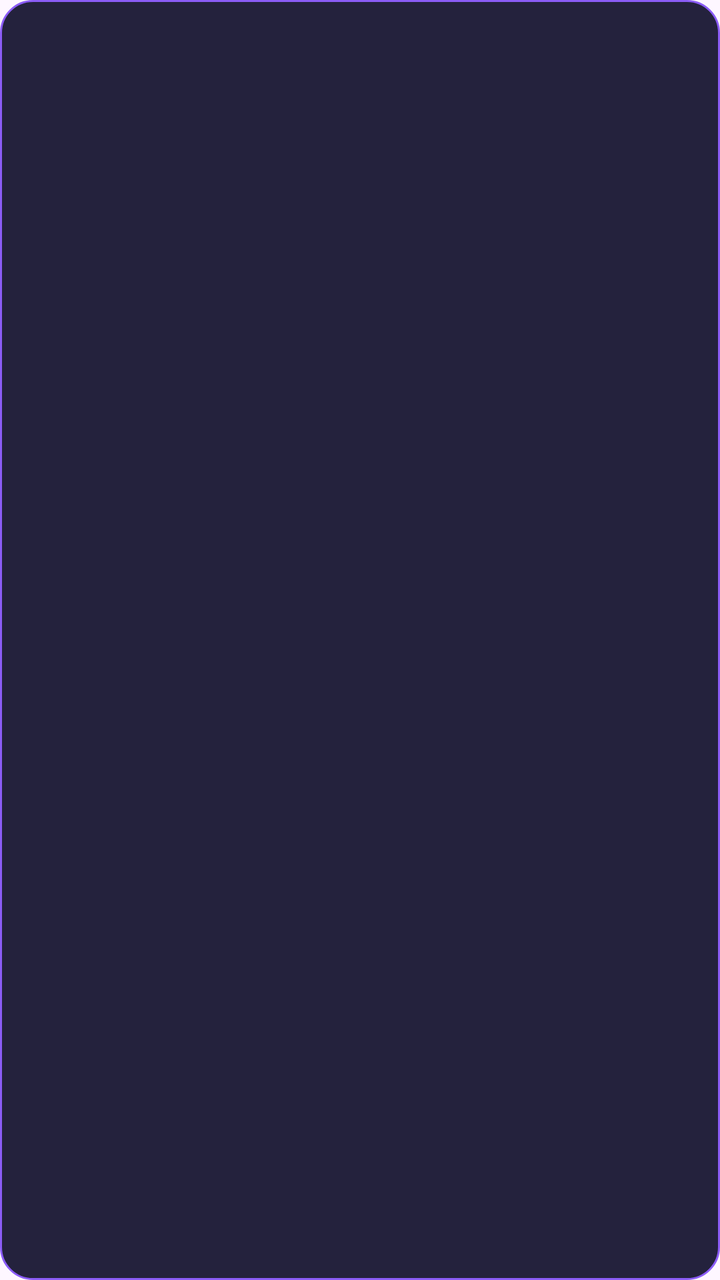
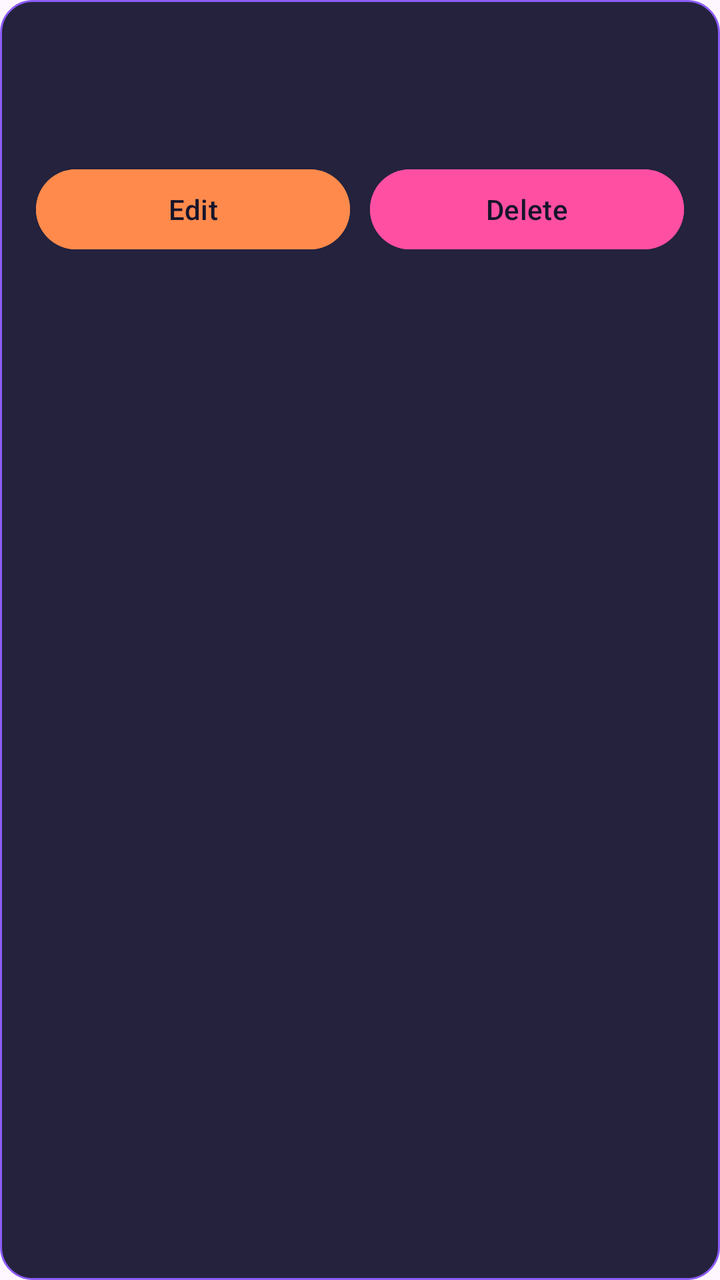

Screens rendered from an Android XML layout before and after an edit, with the pre-edit source and the edit as a unified diff.
<!-- AndroidManifest.xml: application theme Theme.SmartPantryManager -->
<!-- res/layout/item_pantry.xml -->
<?xml version="1.0" encoding="utf-8"?>
<LinearLayout xmlns:android="http://schemas.android.com/apk/res/android"
    android:layout_width="match_parent"
    android:layout_height="wrap_content"
    android:layout_marginBottom="12dp"
    android:background="@drawable/pantry_card_background"
    android:orientation="vertical"
    android:padding="18dp">

    <TextView
        android:id="@+id/textIngredientName"
        android:layout_width="wrap_content"
        android:layout_height="wrap_content"
        android:textColor="@color/off_white"
        android:textSize="18sp"
        android:textStyle="bold" />

    <TextView
        android:id="@+id/textIngredientAmount"
        android:layout_width="wrap_content"
        android:layout_height="wrap_content"
        android:layout_marginTop="6dp"
        android:textColor="@color/cyan"
        android:textSize="15sp" />

</LinearLayout>
<!-- resources referenced by this layout -->
<resources>
  <color name="cyan">#55DDE0</color>
  <color name="off_white">#F7F3F8</color>
  <!-- drawable pantry_card_background (drawable) -->
  <?xml version="1.0" encoding="utf-8"?>
  <shape xmlns:android="http://schemas.android.com/apk/res/android"
      android:shape="rectangle">
  
      <solid android:color="@color/card_navy" />
      <corners android:radius="16dp" />
  
      <stroke
          android:width="1dp"
          android:color="@color/purple" />
  
  </shape>
  <style name="Theme.SmartPantryManager" parent="Theme.Material3.DayNight.NoActionBar">
          <item name="colorPrimary">@color/pink</item>
          <item name="colorSecondary">@color/orange</item>
          <item name="android:statusBarColor">@color/navy</item>
          <item name="android:navigationBarColor">@color/navy</item>
          <item name="android:windowLightStatusBar">false</item>
      </style>
  <color name="card_navy">#24223D</color>
  <color name="purple">#8B5CF6</color>
  <color name="pink">#FF4FA3</color>
  <color name="orange">#FF8A4C</color>
  <color name="navy">#16152B</color>
</resources>

<!-- the commit's change to res/layout/item_pantry.xml (unified diff, before → after) -->
@@ -23,4 +23,33 @@
         android:textColor="@color/cyan"
         android:textSize="15sp" />
 
+    <LinearLayout
+        android:layout_width="match_parent"
+        android:layout_height="wrap_content"
+        android:layout_marginTop="12dp"
+        android:orientation="horizontal">
+
+        <Button
+            android:id="@+id/buttonEdit"
+            android:layout_width="0dp"
+            android:layout_height="wrap_content"
+            android:layout_weight="1"
+            android:backgroundTint="@color/orange"
+            android:text="@string/edit"
+            android:textAllCaps="false"
+            android:textColor="@color/navy" />
+
+        <Button
+            android:id="@+id/buttonDelete"
+            android:layout_width="0dp"
+            android:layout_height="wrap_content"
+            android:layout_marginStart="10dp"
+            android:layout_weight="1"
+            android:backgroundTint="@color/pink"
+            android:text="@string/delete"
+            android:textAllCaps="false"
+            android:textColor="@color/navy" />
+
+    </LinearLayout>
+
 </LinearLayout>
<!-- resource entries referenced after the edit -->
@@ -15,6 +15,8 @@
           android:color="@color/purple" />
   
   </shape>
+  <string name="delete">Delete</string>
+  <string name="edit">Edit</string>
   <style name="Theme.SmartPantryManager" parent="Theme.Material3.DayNight.NoActionBar">
           <item name="colorPrimary">@color/pink</item>
           <item name="colorSecondary">@color/orange</item>
